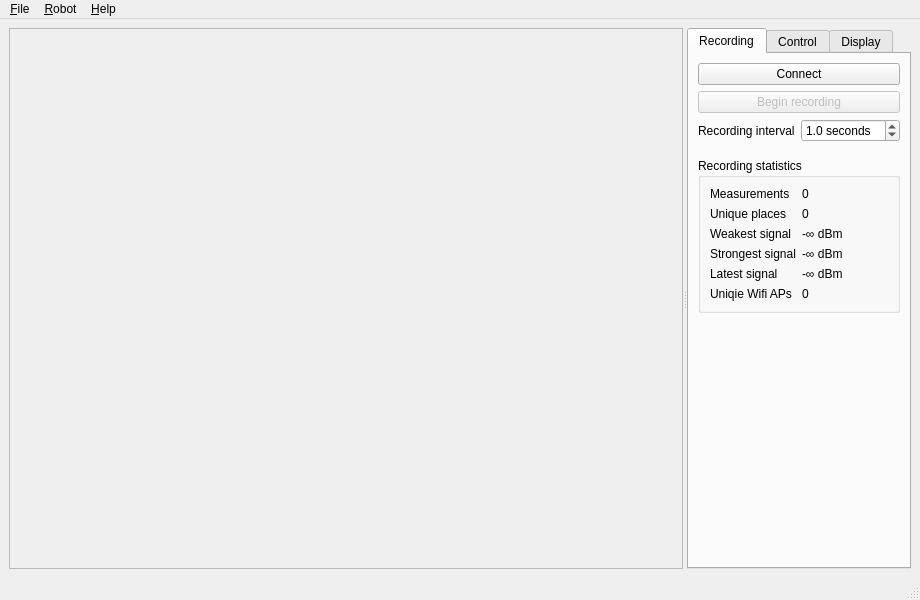
Before: the Qt Designer form src/valeronoi.ui in ccoors/Valeronoi, drawn with Qt 5.
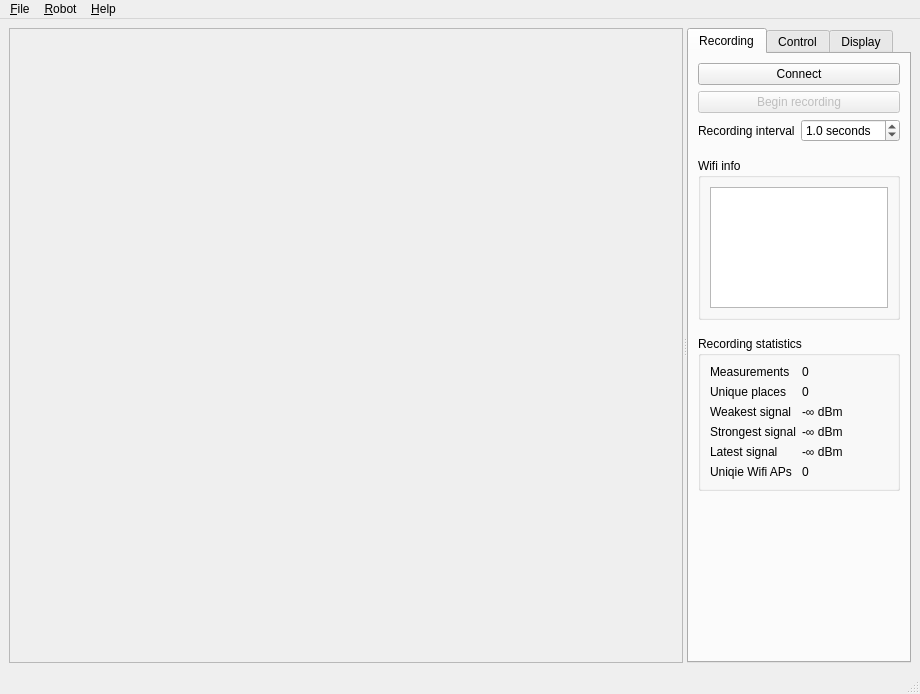
After: the same form once the commit is applied.

Patch:
```diff
--- a/src/valeronoi.ui
+++ b/src/valeronoi.ui
@@ -7,7 +7,7 @@
     <x>0</x>
     <y>0</y>
     <width>920</width>
-    <height>600</height>
+    <height>694</height>
    </rect>
   </property>
   <property name="minimumSize">
@@ -148,6 +148,41 @@
               </property>
              </spacer>
             </item>
+            <item>
+             <widget class="QGroupBox" name="wifiInfoGroup">
+              <property name="title">
+               <string>Wifi info</string>
+              </property>
+              <layout class="QVBoxLayout" name="verticalLayout_9">
+               <item>
+                <widget class="QListWidget" name="wifiList">
+                 <property name="sizeAdjustPolicy">
+                  <enum>QAbstractScrollArea::AdjustToContents</enum>
+                 </property>
+                 <property name="selectionBehavior">
+                  <enum>QAbstractItemView::SelectRows</enum>
+                 </property>
+                </widget>
+               </item>
+              </layout>
+             </widget>
+            </item>
+            <item>
+             <spacer name="verticalSpacer_5">
+              <property name="orientation">
+               <enum>Qt::Vertical</enum>
+              </property>
+              <property name="sizeType">
+               <enum>QSizePolicy::Fixed</enum>
+              </property>
+              <property name="sizeHint" stdset="0">
+               <size>
+                <width>20</width>
+                <height>10</height>
+               </size>
+              </property>
+             </spacer>
+            </item>
             <item>
              <widget class="QGroupBox" name="recordingStatsGroup">
               <property name="title">
```
Left out of the diff: 42 changed lines with no effect on the pictures.
